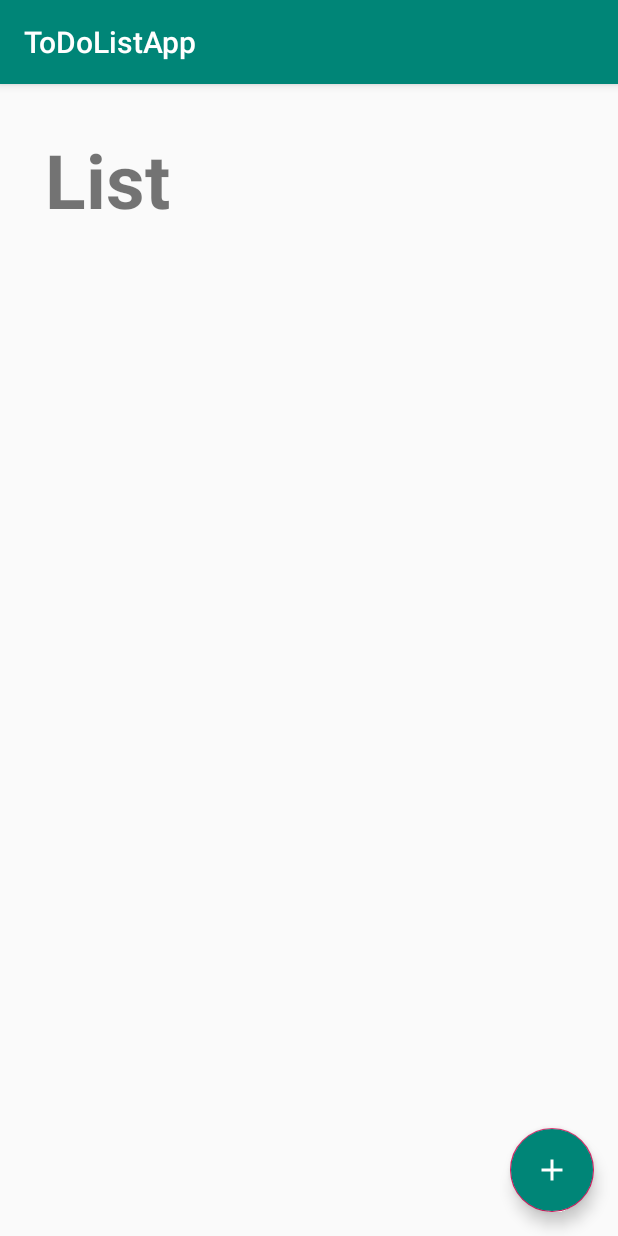
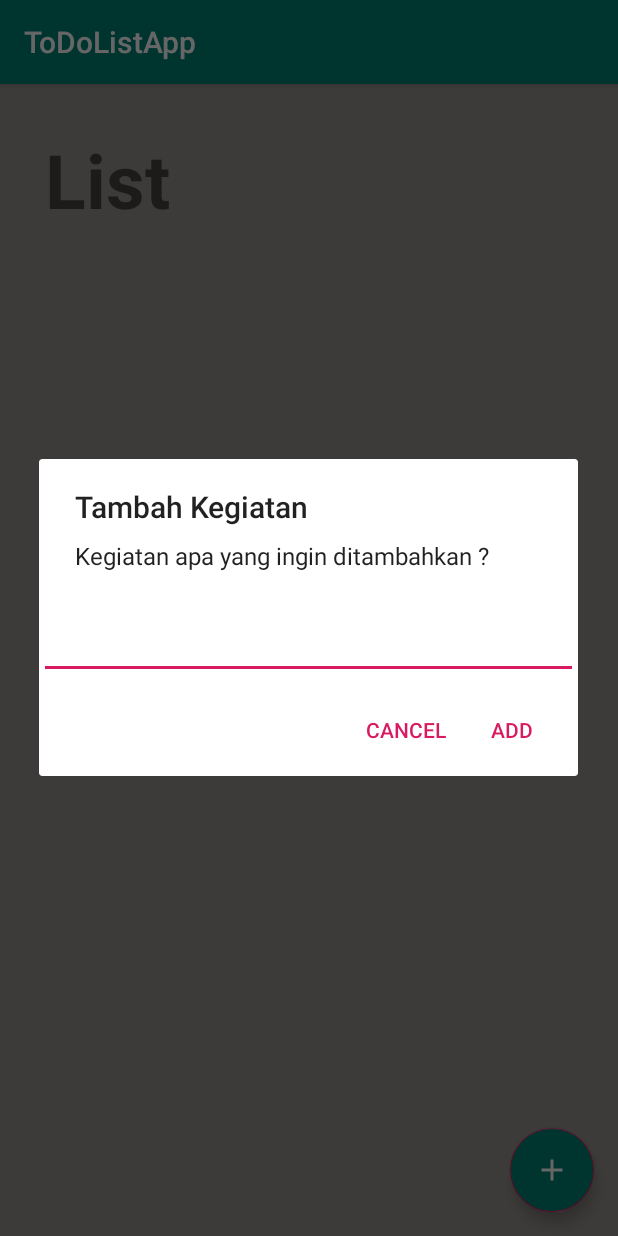
Before and after one commit to ArmandDitto/ToDoListApp, an Android app: the screen it shows after launch (MainActivity), after a tap on an icon or button, on a phone screen of 412 x 824 dp. Run offline under Robolectric (Android 15) with nearby library versions, the phone set to English and light mode, and no system bars; 2 statements that could not run were skipped.

Commit message:
Memberikan fitur Tambah Kegiatan

```diff
--- a/app/src/main/java/com/ditto/training/todolistapp/MainActivity.java
+++ b/app/src/main/java/com/ditto/training/todolistapp/MainActivity.java
@@ -1,26 +1,69 @@
 package com.ditto.training.todolistapp;
 
+import androidx.appcompat.app.AlertDialog;
 import androidx.appcompat.app.AppCompatActivity;
 
+import android.content.DialogInterface;
 import android.os.Bundle;
 import android.view.View;
+import android.widget.ArrayAdapter;
+import android.widget.Button;
+import android.widget.EditText;
+import android.widget.ListView;
 
 import com.google.android.material.floatingactionbutton.FloatingActionButton;
 
+import java.util.ArrayList;
+import java.util.List;
+
 public class MainActivity extends AppCompatActivity {
+    Button btnAdd;
+    EditText etKegiatan;
+    FloatingActionButton fabku;
+    ListView lvKegiatan;
+    ArrayList<String> list;
+    ArrayAdapter<String> arrayAdapter;
 
-    FloatingActionButton fabku;
     @Override
     protected void onCreate(Bundle savedInstanceState) {
         super.onCreate(savedInstanceState);
         setContentView(R.layout.activity_main);
 
+        btnAdd = findViewById(R.id.btn_add);
+        etKegiatan = findViewById(R.id.et_kegiatan);
+        lvKegiatan = findViewById(R.id.lv_kegiatan);
+
+        list = new ArrayList<String>();
+        arrayAdapter = new ArrayAdapter<>(getApplicationContext(),
+                       android.R.layout.simple_list_item_1,list);
+
+
         fabku = findViewById(R.id.fa_btn);
         fabku.setOnClickListener(new View.OnClickListener() {
             @Override
             public void onClick(View v) {
+                AlertDialog.Builder builderKegiatanBaru = new AlertDialog.Builder(MainActivity.this);
+                builderKegiatanBaru.setTitle("Tambah Kegiatan");
+                builderKegiatanBaru.setMessage("Kegiatan apa yang ingin ditambahkan ?");
+                final EditText etKegiatanBaru = new EditText(MainActivity.this);
+                builderKegiatanBaru.setView(etKegiatanBaru);
 
+                builderKegiatanBaru.setPositiveButton("Add", new DialogInterface.OnClickListener() {
+                    @Override
+                    public void onClick(DialogInterface dialog, int which) {
+                        String listKegiatan = etKegiatanBaru.getText().toString();
+                        list.add(listKegiatan);
+                        lvKegiatan.setAdapter(arrayAdapter);
+                        arrayAdapter.notifyDataSetChanged();
+                    }
+                });
+
+                builderKegiatanBaru.setNegativeButton("Cancel", null);
+
+                builderKegiatanBaru.create().show();
             }
         });
     }
+
+
 }
--- a/app/src/main/res/layout/activity_main.xml
+++ b/app/src/main/res/layout/activity_main.xml
@@ -4,6 +4,7 @@
     xmlns:tools="http://schemas.android.com/tools"
     android:layout_width="match_parent"
     android:layout_height="match_parent"
+    android:background="#999590"
     tools:context=".MainActivity">
 
     <TextView
@@ -21,7 +22,7 @@
         android:id="@+id/lv_kegiatan"
         android:layout_width="match_parent"
         android:layout_height="600dp"
-        app:layout_constraintTop_toBottomOf="@+id/tv_list"/>
+        app:layout_constraintTop_toBottomOf="@+id/tv_list" />
 
     <com.google.android.material.floatingactionbutton.FloatingActionButton
         android:id="@+id/fa_btn"
--- a/app/src/main/res/values/strings.xml
+++ b/app/src/main/res/values/strings.xml
@@ -1,3 +1,9 @@
 <resources>
     <string name="app_name">ToDoListApp</string>
+    <array name="array_kegiatan">
+        <item>Belanja</item>
+        <item>Berdoa</item>
+        <item>Coding</item>
+        <item>Jalan Jalan</item>
+    </array>
 </resources>
```
